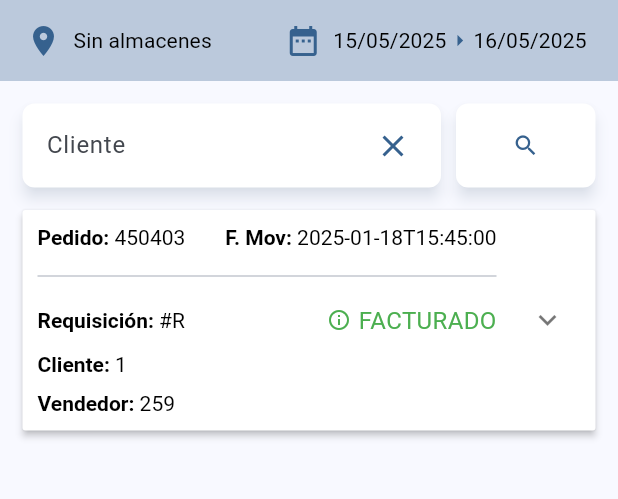
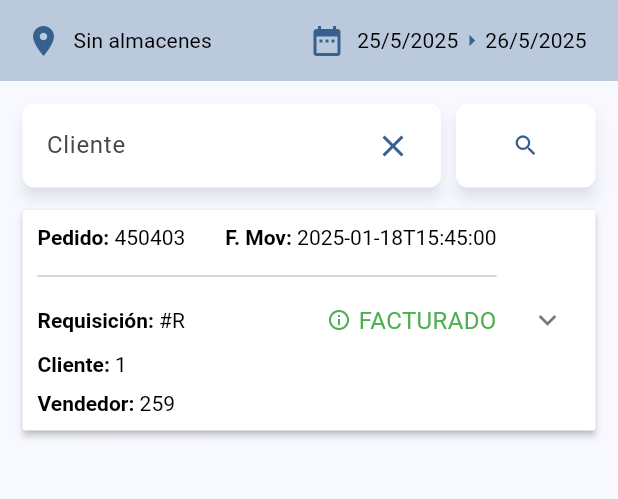
Before and after one commit to andrikesquer/modulo_pedidos, a Flutter app: the PedidosScreen screen opened by its route, in the side drawer, after a tap on "Sin almacenes", on a phone screen of 412 x 824 dp, the part 84-583 px from its top. Run offline on Flutter 3.47's test engine with Material 3 defaults, Android fonts, the phone set to English and light mode, and no system bars; our stand-ins replace dio, flutter_riverpod, flutter_secure_storage, go_router, objectbox, retrofit and 1 more; accounts and stored records are empty; generated files the repository leaves out were written again; network calls fail.

Commit message:
fix: Se corrige error relacionado con la actualización del widget de almacenes cuando se han hecho modificaciones en la base de datos local.

```diff
--- /dev/null
+++ b/lib/core/utils/fechas.dart
@@ -0,0 +1,30 @@
+class Fechas {
+  final DateTime hoyDateTime = DateTime.now();
+  late final DateTime ayerDateTime = DateTime(
+    hoyDateTime.year,
+    hoyDateTime.month,
+    hoyDateTime.day - 1,
+  );
+
+  String hoyString() {
+    final String hoy =
+        '${hoyDateTime.day}/${hoyDateTime.month}/${hoyDateTime.year}';
+    return hoy;
+  }
+
+  String ayerString() {
+    final String ayer =
+        '${ayerDateTime.day}/${ayerDateTime.month}/${ayerDateTime.year}';
+    return ayer;
+  }
+
+  DateTime crearDateTime(int dia, int mes, int anio) {
+    DateTime dateTime = DateTime(anio, mes, dia);
+    return dateTime;
+  }
+
+  String crearString(DateTime dateTime) {
+    String string = '${dateTime.day}/${dateTime.month}/${dateTime.year}';
+    return string;
+  }
+}
--- a/lib/presentation/screens/punto_venta/pedidos/pedidos_screen.dart
+++ b/lib/presentation/screens/punto_venta/pedidos/pedidos_screen.dart
@@ -72,6 +72,9 @@ class PedidosScreenState extends ConsumerState<PedidosScreen> {
       } else {
         debugPrint("No hay almacenes para guardar");
       }
+      setState(() {
+        ref.watch(almacenesVMProvider.notifier).getAllAlmacenesLDB();
+      });
     }
 
     cargarAlmacenes() async {
@@ -153,7 +156,6 @@ class PedidosScreenState extends ConsumerState<PedidosScreen> {
             cargarAlmacenes();
           } else {
             guardarAlmacenes(almacenes);
-            ref.read(almacenesProv.notifier).actualizar();
           }
         },
         child: Icon(Icons.storefront),
--- a/lib/presentation/screens/punto_venta/pedidos/widgets/modal_buscar_detalladamente.dart
+++ b/lib/presentation/screens/punto_venta/pedidos/widgets/modal_buscar_detalladamente.dart
@@ -2,7 +2,7 @@ import 'package:flutter/material.dart';
 import 'package:requisiciones/presentation/widgets/custom_action_buttons.dart';
 import 'package:requisiciones/presentation/widgets/custom_drop_down_menu.dart';
 import 'package:requisiciones/presentation/widgets/custom_text_field.dart';
-import 'package:requisiciones/presentation/widgets/menu_almacenes_periodo/widgets/fecha_button.dart';
+import 'package:requisiciones/presentation/widgets/menu_almacenes_periodo/widgets/periodo/fecha_button.dart';
 
 class ModalBuscarDetalladamente extends StatefulWidget {
   const ModalBuscarDetalladamente({super.key});
--- a/lib/presentation/viewmodels/almacenes_viewmodel.dart
+++ b/lib/presentation/viewmodels/almacenes_viewmodel.dart
@@ -51,9 +51,9 @@ class AlmacenesViewModel extends ChangeNotifier {
 
   List<AlmacenOB> almacenesFiltrados = [];
 
+  AlmacenOB? almacenActualzado;
+
   final AlmacenServicio _almacenServicio;
-
-  AlmacenOB? almacenActualzado;
 
   AlmacenesViewModel(this._almacenServicio);
 
@@ -113,7 +113,8 @@ final almacenesVMProvider = ChangeNotifierProvider<AlmacenesViewModel>((ref) {
 
 final almacenesFiltradosProvider = StateProvider<List<AlmacenOB>>((ref) {
   final String inputSearch = ref.watch(inputSearchProvider);
-  final List<AlmacenOB> almacenes = ref.watch(almacenServicioProvider).getAllAlmacenesLDB();
+  final List<AlmacenOB> almacenes =
+      ref.watch(almacenServicioProvider).getAllAlmacenesLDB();
   return almacenes
       .where(
         (almacenOB) =>
@@ -121,17 +122,3 @@ final almacenesFiltradosProvider = StateProvider<List<AlmacenOB>>((ref) {
       )
       .toList();
 });
-
-class AlmacenesNotif extends StateNotifier<List<AlmacenOB>> {
-  final AlmacenServicio servicio;
-
-  AlmacenesNotif(this.servicio) : super(servicio.getAllAlmacenesLDB());
-
-  void actualizar() {
-    state = servicio.getAllAlmacenesLDB();
-  }
-}
-
-final almacenesProv = StateNotifierProvider<AlmacenesNotif, List<AlmacenOB>>(
-  (ref) => AlmacenesNotif(ref.watch(almacenServicioProvider)),
-);
--- a/lib/presentation/widgets/menu_almacenes_periodo/menu_almacen_periodo.dart
+++ b/lib/presentation/widgets/menu_almacenes_periodo/menu_almacen_periodo.dart
@@ -1,22 +1,129 @@
+// import 'package:flutter/material.dart';
+// import 'package:flutter_riverpod/flutter_riverpod.dart';
+// import 'package:requisiciones/presentation/providers/almacen_seleccionado_provider.dart';
+// import 'package:requisiciones/presentation/providers/fecha_provider.dart';
+// import 'package:requisiciones/presentation/viewmodels/almacenes_viewmodel.dart';
+// import 'package:requisiciones/presentation/widgets/custom_top_menu.dart';
+// import 'package:requisiciones/presentation/widgets/menu_almacenes_periodo/widgets/menu_almacenes.dart';
+// import 'package:requisiciones/presentation/widgets/menu_almacenes_periodo/widgets/menu_periodo.dart';
+//
+// class MenuAlmacenPeriodo extends ConsumerWidget {
+//   const MenuAlmacenPeriodo({super.key, required this.theme});
+//
+//   final ColorScheme theme;
+//
+//   @override
+//   Widget build(BuildContext context, WidgetRef ref) {
+//     // Almacenes
+//     final almacenSeleccionado = ref.watch(almacenSeleccionadoProvider);
+//     final almacenesLDB = ref.watch(almacenesVMProvider).almacenesFiltrados;
+//
+//     // Fechas
+//     final fechaInicial = ref.watch(fechaInicialStringProvider);
+//     final fechaFinal = ref.watch(fechaFinalStringProvider);
+//
+//     void mostrarMenu(Widget menu) {
+//       showModalBottomSheet(
+//         useSafeArea: true,
+//         showDragHandle: true,
+//         context: context,
+//         builder: (BuildContext context) {
+//           return menu;
+//         },
+//       );
+//     }
+//
+//     final List<TextButton> buttons = [
+//       // Almacén
+//       TextButton.icon(
+//         label: Row(
+//           children: [
+//             Text(
+//               ref
+//                       .watch(almacenesVMProvider)
+//                       .almacenesFiltrados
+//                       .isEmpty // Hay almacenes en persistencia local?
+//                   ? 'Sin almacenes' // No hay almacenes en persistencia local
+//                   : almacenSeleccionado.value ==
+//                       null // Hay un almacén seleccionado?
+//                   ? '${almacenesLDB[0].id_almacen}. ${almacenesLDB[0].nombre}' // No lo hay: muestra el primero de la lista
+//                   : '${almacenSeleccionado.value?.id_almacen}. ${almacenSeleccionado.value?.nombre}', // Si hay: Lo muestra
+//               style: TextStyle(
+//                 fontSize: 14,
+//                 color: Colors.black,
+//                 fontWeight: FontWeight.normal,
+//               ),
+//             ),
+//           ],
+//         ),
+//         icon: Icon(Icons.location_on, color: theme.primary, size: 24),
+//         onPressed: () {
+//           if (almacenesLDB.isNotEmpty) {
+//             mostrarMenu(MenuAlmacenes(theme: theme));
+//           }
+//         },
+//       ),
+//       // Fecha
+//       TextButton.icon(
+//         label: Row(
+//           children: [
+//             Text(
+//               '${fechaInicial.value}',
+//               style: TextStyle(
+//                 fontSize: 14,
+//                 color: Colors.black,
+//                 fontWeight: FontWeight.normal,
+//               ),
+//             ),
+//             Icon(Icons.arrow_right),
+//             Text(
+//               '${fechaFinal.value}',
+//               style: TextStyle(
+//                 fontSize: 14,
+//                 color: Colors.black,
+//                 fontWeight: FontWeight.normal,
+//               ),
+//             ),
+//           ],
+//         ),
+//         icon: Icon(Icons.date_range, color: theme.primary, size: 24),
+//         onPressed: () {
+//           mostrarMenu(MenuPeriodo(theme: theme));
+//         },
+//       ),
+//     ];
+//
+//     return CustomMenu(theme: theme, buttons: buttons);
+//   }
+// }
+
 import 'package:flutter/material.dart';
 import 'package:flutter_riverpod/flutter_riverpod.dart';
-import 'package:requisiciones/domain/entities/almacen_ob.dart';
 import 'package:requisiciones/presentation/providers/almacen_seleccionado_provider.dart';
+import 'package:requisiciones/presentation/providers/fecha_provider.dart';
 import 'package:requisiciones/presentation/viewmodels/almacenes_viewmodel.dart';
 import 'package:requisiciones/presentation/widgets/custom_top_menu.dart';
 import 'package:requisiciones/presentation/widgets/menu_almacenes_periodo/widgets/menu_almacenes.dart';
 import 'package:requisiciones/presentation/widgets/menu_almacenes_periodo/widgets/menu_periodo.dart';
 
-class MenuAlmacenPeriodo extends ConsumerWidget {
+class MenuAlmacenPeriodo extends ConsumerStatefulWidget {
   const MenuAlmacenPeriodo({super.key, required this.theme});
 
   final ColorScheme theme;
 
   @override
-  Widget build(BuildContext context, WidgetRef ref) {
-    final almacenSeleccionado = ref.watch(almacenSeleccionadoProvider);
-    List<AlmacenOB> almacenesLDB = ref.watch(almacenesFiltradosProvider);
-    final almacenes = ref.read(almacenesProv.notifier).actualizar();
+  ConsumerState createState() => _MenuAlmacenPeriodoState();
+}
+
+class _MenuAlmacenPeriodoState extends ConsumerState<MenuAlmacenPeriodo> {
+  late final ColorScheme _theme;
+
+  @override
+  void initState() {
+    super.initState();
+    _theme = widget.theme;
+    ref.read(almacenesVMProvider).getAllAlmacenesLDB();
+  }
 
   void mostrarMenu(Widget menu) {
     showModalBottomSheet(
@@ -28,6 +135,15 @@ class MenuAlmacenPeriodo extends ConsumerWidget {
       },
     );
   }
+
+  @override
+  Widget build(BuildContext context) {
+    final almacenSeleccionado = ref.watch(almacenSeleccionadoProvider);
+    final almacenesLDB =
+        ref.watch(almacenesVMProvider.notifier).almacenesFiltrados;
+
+    final fechaInicial = ref.watch(fechaInicialStringProvider);
+    final fechaFinal = ref.watch(fechaFinalStringProvider);
 
     final List<TextButton> buttons = [
       // Almacén
@@ -50,10 +166,10 @@ class MenuAlmacenPeriodo extends ConsumerWidget {
             ),
           ],
         ),
-        icon: Icon(Icons.location_on, color: theme.primary, size: 24),
+        icon: Icon(Icons.location_on, color: _theme.primary, size: 24),
         onPressed: () {
           if (almacenesLDB.isNotEmpty) {
-            mostrarMenu(MenuAlmacenes(theme: theme));
+            mostrarMenu(MenuAlmacenes(theme: _theme));
           }
         },
       ),
@@ -62,7 +178,7 @@ class MenuAlmacenPeriodo extends ConsumerWidget {
         label: Row(
           children: [
             Text(
-              '15/05/2025',
+              '${fechaInicial.value}',
               style: TextStyle(
                 fontSize: 14,
                 color: Colors.black,
@@ -71,7 +187,7 @@ class MenuAlmacenPeriodo extends ConsumerWidget {
             ),
             Icon(Icons.arrow_right),
             Text(
-              '16/05/2025',
+              '${fechaFinal.value}',
               style: TextStyle(
                 fontSize: 14,
                 color: Colors.black,
@@ -80,13 +196,13 @@ class MenuAlmacenPeriodo extends ConsumerWidget {
             ),
           ],
         ),
-        icon: Icon(Icons.date_range, color: theme.primary, size: 24),
+        icon: Icon(Icons.date_range, color: _theme.primary, size: 24),
         onPressed: () {
-          mostrarMenu(MenuPeriodo(theme: theme));
+          mostrarMenu(MenuPeriodo(theme: _theme));
         },
       ),
     ];
 
-    return CustomMenu(theme: theme, buttons: buttons);
+    return CustomMenu(theme: _theme, buttons: buttons);
   }
 }
```
Also changed, not shown: lib/config/styles/custom_drop_down_menu.dart (added, +11 -0 lines), lib/data/models/tipo_fecha_model.dart (added, +7 -0 lines), lib/presentation/providers/almacenes_provider.dart (deleted, +0 -23 lines), lib/presentation/providers/fecha_provider.dart (added, +64 -0 lines), lib/presentation/widgets/menu_almacenes_periodo/widgets/menu_periodo.dart (+14 -10 lines), lib/presentation/widgets/menu_almacenes_periodo/widgets/periodo/fecha_button.dart (renamed from lib/presentation/widgets/menu_almacenes_periodo/widgets/fecha_button.dart, +21 -11 lines), lib/presentation/widgets/menu_almacenes_periodo/widgets/periodo/tipo_fecha_drop_down_menu.dart (added, +38 -0 lines). Lines whose indentation alone changed are shown as unchanged.
